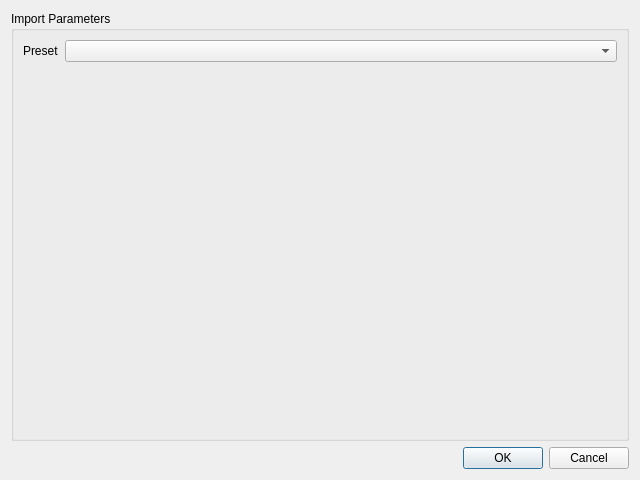
Before: the Qt Designer form src/ui/ImportDialog.ui in oneminute/LaserController, drawn with Qt 5.
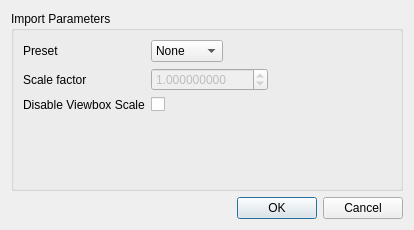
After: the same form once the commit is applied.

```diff
--- a/src/ui/ImportDialog.ui
+++ b/src/ui/ImportDialog.ui
@@ -6,8 +6,8 @@
    <rect>
     <x>0</x>
     <y>0</y>
-    <width>640</width>
-    <height>480</height>
+    <width>414</width>
+    <height>230</height>
    </rect>
   </property>
   <property name="windowTitle">
@@ -20,6 +20,9 @@
       <string>Import Parameters</string>
      </property>
      <layout class="QFormLayout" name="formLayout">
+      <property name="fieldGrowthPolicy">
+       <enum>QFormLayout::ExpandingFieldsGrow</enum>
+      </property>
       <item row="0" column="0">
        <widget class="QLabel" name="label">
         <property name="text">
@@ -28,7 +31,72 @@
        </widget>
       </item>
       <item row="0" column="1">
-       <widget class="QComboBox" name="comboBox"/>
+       <widget class="QComboBox" name="comboBoxPreset">
+        <property name="sizePolicy">
+         <sizepolicy hsizetype="Minimum" vsizetype="Fixed">
+          <horstretch>0</horstretch>
+          <verstretch>0</verstretch>
+         </sizepolicy>
+        </property>
+        <item>
+         <property name="text">
+          <string>None</string>
+         </property>
+        </item>
+        <item>
+         <property name="text">
+          <string>AI</string>
+         </property>
+        </item>
+        <item>
+         <property name="text">
+          <string>Custom</string>
+         </property>
+        </item>
+       </widget>
+      </item>
+      <item row="1" column="0">
+       <widget class="QLabel" name="label_2">
+        <property name="text">
+         <string>Scale factor</string>
+        </property>
+       </widget>
+      </item>
+      <item row="1" column="1">
+       <widget class="QDoubleSpinBox" name="doubleSpinBoxFactor">
+        <property name="enabled">
+         <bool>false</bool>
+        </property>
+        <property name="sizePolicy">
+         <sizepolicy hsizetype="Minimum" vsizetype="Fixed">
+          <horstretch>0</horstretch>
+          <verstretch>0</verstretch>
+         </sizepolicy>
+        </property>
+        <property name="decimals">
+         <number>9</number>
+        </property>
+        <property name="maximum">
+         <double>1000.000000000000000</double>
+        </property>
+        <property name="value">
+         <double>1.000000000000000</double>
+        </property>
+       </widget>
+      </item>
+      <item row="2" column="0">
+       <widget class="QLabel" name="label_3">
+        <property name="text">
+         <string>Disable Viewbox Scale</string>
+        </property>
+       </widget>
+      </item>
+      <item row="2" column="1">
+       <widget class="QCheckBox" name="checkBoxDisableViewbox">
+        <property name="text">
+         <string/>
+        </property>
+       </widget>
       </item>
      </layout>
     </widget>
```
